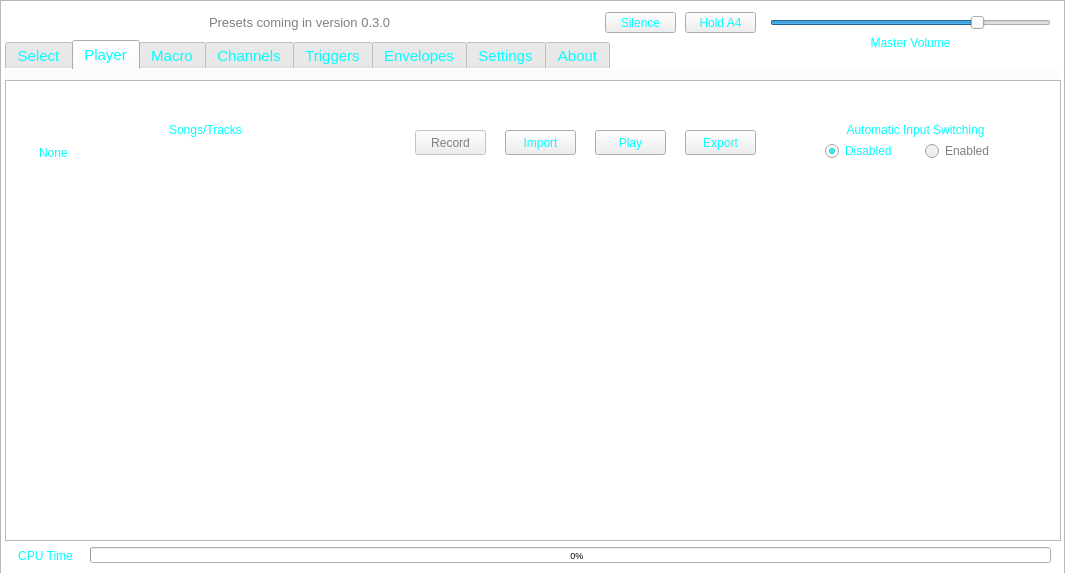
TheDaemoness/Soundbench, file soundbenchmain.ui: the form before one commit.
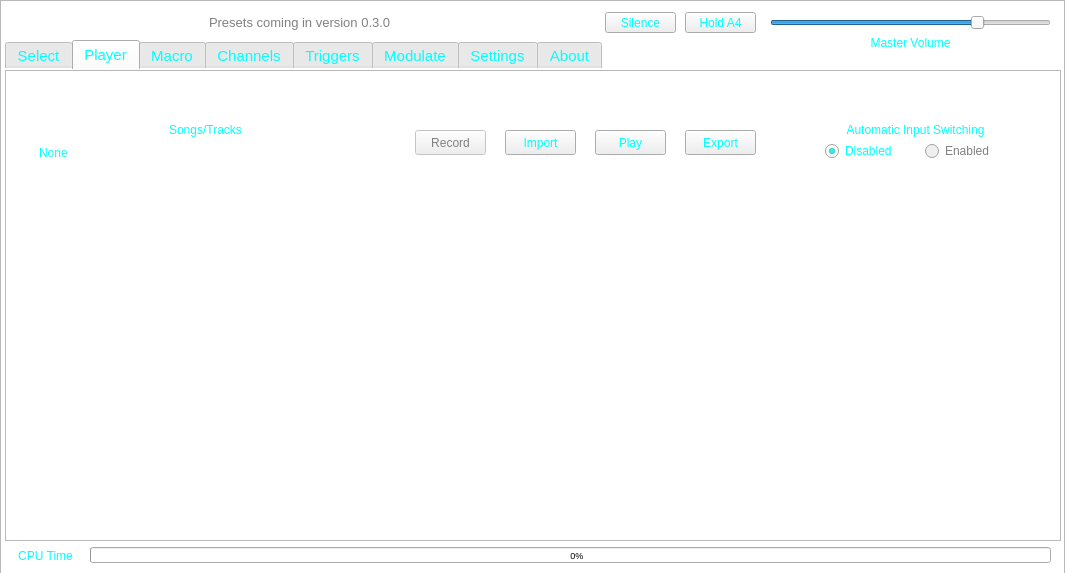
The form after the commit. Icons and pictures are not drawn.

Commit message: Finished untested support for sound file writing; renamed the "Envelopes" tab to something that's more reflective of what it actually will be.

```diff
--- a/soundbenchmain.ui
+++ b/soundbenchmain.ui
@@ -465,9 +465,9 @@
       <property name="geometry">
        <rect>
         <x>0</x>
-        <y>10</y>
+        <y>0</y>
         <width>1056</width>
-        <height>461</height>
+        <height>471</height>
        </rect>
       </property>
       <property name="styleSheet">
@@ -1205,7 +1205,7 @@
     </widget>
     <widget class="QWidget" name="tabEnvelopes">
      <attribute name="title">
-      <string>Envelopes</string>
+      <string>Modulate</string>
      </attribute>
      <widget class="QGraphicsView" name="envelopeBackdrop">
       <property name="geometry">
```
Left out of the diff: 5 changed lines with no effect on the pictures. The commit also changes 3 other files.
